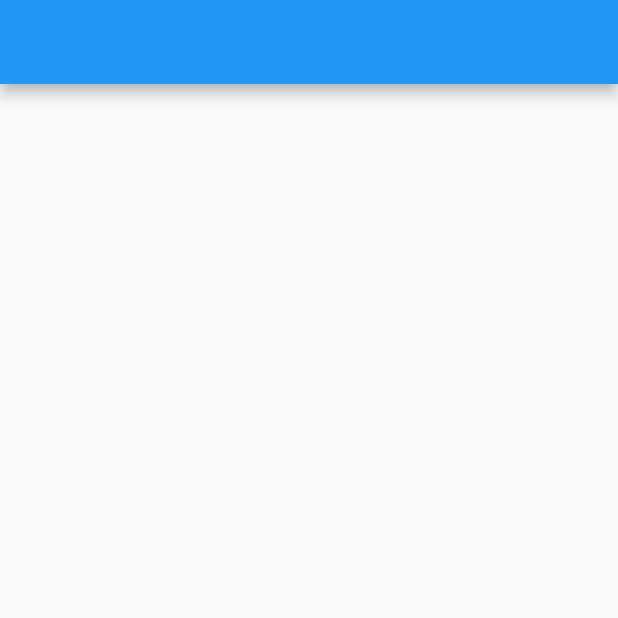
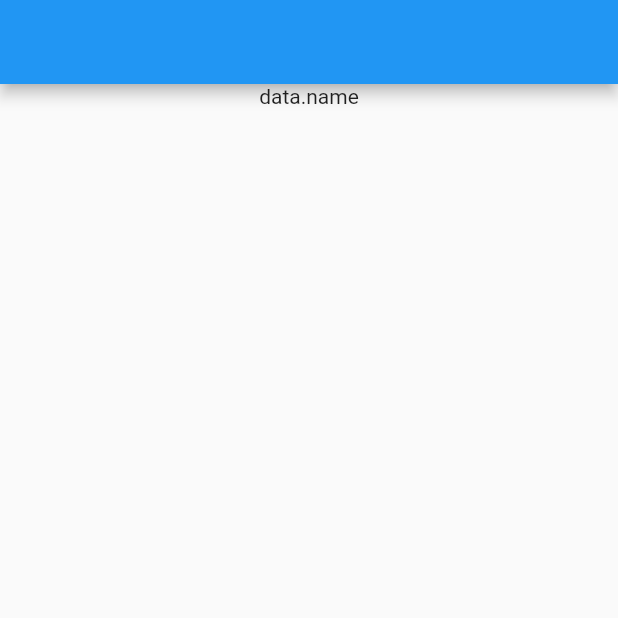
Before and after one commit to atik-sabuj/playground_riverpod, a Flutter app: the screen it shows after launch, on a phone screen of 412 x 824 dp, the top half of it. Run offline on Flutter 3.47's test engine with Material 2 defaults, Android fonts, the phone set to English and light mode, and no system bars; our stand-ins replace flutter_riverpod; statements that could not run were skipped.

Commit message:
AsyncValue(01:07:28 sec)

```diff
--- a/lib/home_page.dart
+++ b/lib/home_page.dart
@@ -1,20 +1,37 @@
 import 'package:flutter/material.dart';
 import 'package:flutter_riverpod/flutter_riverpod.dart';
+import 'package:playground_riverpod/main.dart';
 
 class HomePage extends ConsumerWidget {
   const HomePage({Key? key}) : super(key: key);
 
   @override
   Widget build(BuildContext context, WidgetRef ref) {
+    return ref.watch(fetchUserProvider).when(
+      data: (data) {
         return Scaffold(
           appBar: AppBar(),
           body: Column(
-        children: const [
+            children: [
               Center(
-          child: Text(''),
+                child: Text('data.name'),
               ),
             ],
           ),
         );
+      },
+      error: (error, stackTrace) {
+        return Center(
+          child: Text(
+            error.toString(),
+          ),
+        );
+      },
+      loading: () {
+        return const Center(
+          child: CircularProgressIndicator(),
+        );
+      },
+    );
   }
 }
--- a/lib/main.dart
+++ b/lib/main.dart
@@ -10,9 +10,10 @@ import 'package:http/http.dart' as http;
 //StateNotifier and StateNotifierProvider(43.41 min)
 //ChangeNotifier & ChangeNotifierProvider(53.40 min)
 //FutureProvider(59.23 min)
+//AsyncValue(01:07:28 sec)
 
 final fetchUserProvider = FutureProvider((ref) => {
- const url = 'https://jsonplaceholder.typicode.com/user/1';
+ const url = 'https://jsonplaceholder.typicode.com/users/1';
  return http.get(Uri.parse(url)).then((value) => User.fromJson(value.body));
 });
 
```
Lines whose indentation alone changed are shown as unchanged.
